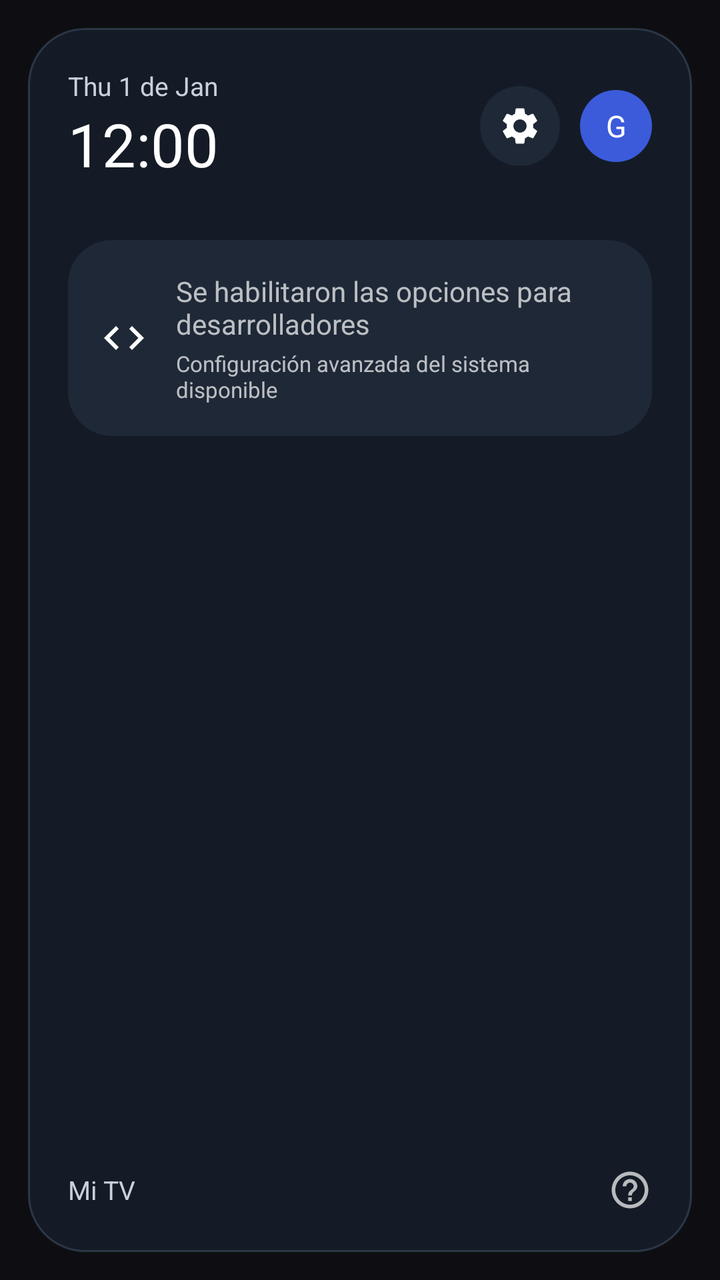
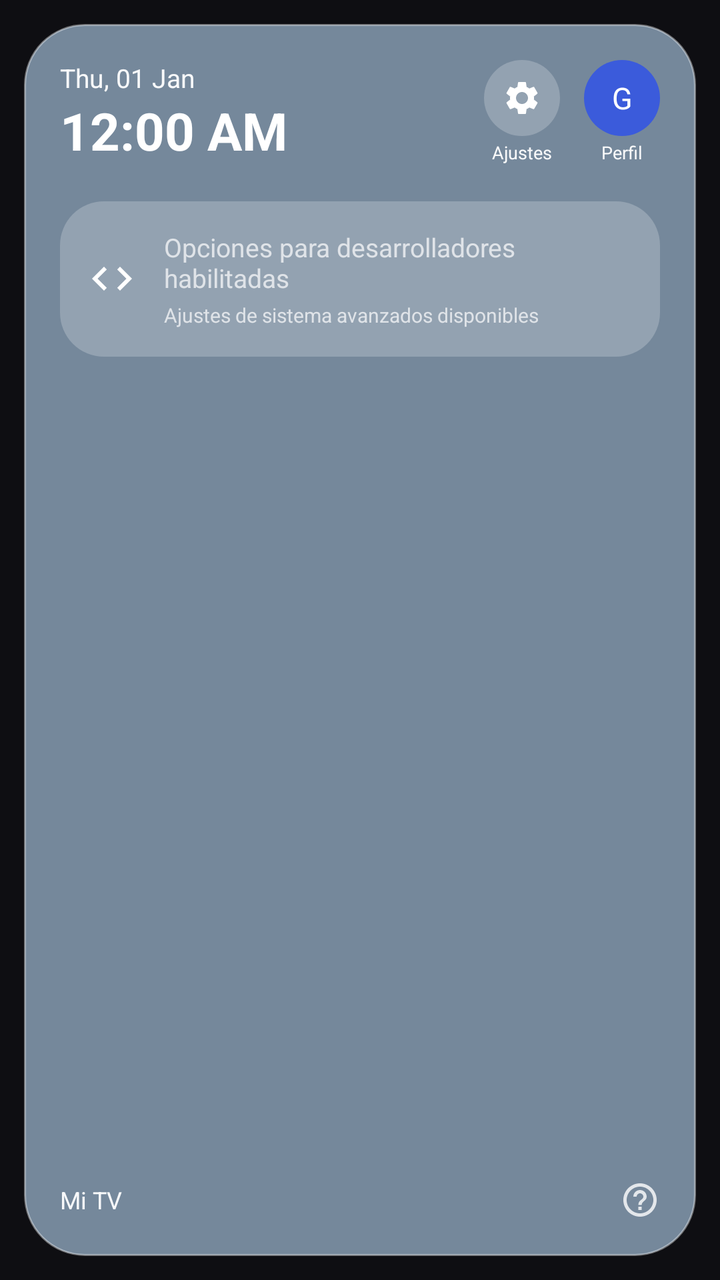

Two renders of the same Android screen: before a commit and after it. Below are the layout's source before the change and the commit's diff.
<!-- AndroidManifest.xml: application theme Theme.LauncherTV -->
<!-- res/layout/panel_quick.xml -->
<?xml version="1.0" encoding="utf-8"?>
<FrameLayout xmlns:android="http://schemas.android.com/apk/res/android"
    android:layout_width="match_parent"
    android:layout_height="match_parent"
    android:padding="14dp">

    <LinearLayout
        android:layout_width="match_parent"
        android:layout_height="match_parent"
        android:orientation="vertical"
        android:background="@drawable/qs_panel_bg"
        android:padding="20dp">

        
        <LinearLayout
            android:layout_width="match_parent"
            android:layout_height="wrap_content"
            android:orientation="horizontal"
            android:gravity="center_vertical">

            <LinearLayout
                android:layout_width="0dp"
                android:layout_height="wrap_content"
                android:layout_weight="1"
                android:orientation="vertical">

                <TextClock
                    android:layout_width="wrap_content"
                    android:layout_height="wrap_content"
                    android:format12Hour="EEE d 'de' MMM"
                    android:format24Hour="EEE d 'de' MMM"
                    android:textColor="#C9D1DC"
                    android:textSize="13sp" />

                <TextClock
                    android:layout_width="wrap_content"
                    android:layout_height="wrap_content"
                    android:format12Hour="hh:mm"
                    android:format24Hour="HH:mm"
                    android:textColor="#FFFFFF"
                    android:textSize="30sp" />
            </LinearLayout>

            <ImageView
                android:id="@+id/qsGear"
                android:layout_width="40dp"
                android:layout_height="40dp"
                android:padding="9dp"
                android:focusable="true"
                android:background="@drawable/qs_gear_bg"
                android:src="@drawable/ic_settings" />

            <TextView
                android:layout_width="36dp"
                android:layout_height="36dp"
                android:layout_marginStart="10dp"
                android:gravity="center"
                android:background="@drawable/profile_circle"
                android:text="@string/profile_letter"
                android:textColor="@color/text_primary"
                android:textSize="15sp" />
        </LinearLayout>

        
        <LinearLayout
            android:id="@+id/qsGrid"
            android:layout_width="match_parent"
            android:layout_height="wrap_content"
            android:layout_marginTop="18dp"
            android:orientation="vertical" />

        
        <LinearLayout
            android:id="@+id/qsDev"
            android:layout_width="match_parent"
            android:layout_height="wrap_content"
            android:layout_marginTop="10dp"
            android:orientation="horizontal"
            android:gravity="center_vertical"
            android:focusable="true"
            android:background="@drawable/qs_tile_bg"
            android:padding="16dp">

            <ImageView
                android:id="@+id/qsDevIcon"
                android:layout_width="24dp"
                android:layout_height="24dp"
                android:src="@drawable/ic_qs_dev" />

            <LinearLayout
                android:layout_width="0dp"
                android:layout_height="wrap_content"
                android:layout_weight="1"
                android:layout_marginStart="14dp"
                android:orientation="vertical">

                <TextView
                    android:id="@+id/qsDevTitle"
                    android:layout_width="match_parent"
                    android:layout_height="wrap_content"
                    android:text="Se habilitaron las opciones para desarrolladores"
                    android:textSize="14sp" />

                <TextView
                    android:id="@+id/qsDevSub"
                    android:layout_width="match_parent"
                    android:layout_height="wrap_content"
                    android:layout_marginTop="3dp"
                    android:text="Configuración avanzada del sistema disponible"
                    android:textSize="11sp" />
            </LinearLayout>
        </LinearLayout>

        <View
            android:layout_width="match_parent"
            android:layout_height="0dp"
            android:layout_weight="1" />

        
        <LinearLayout
            android:layout_width="match_parent"
            android:layout_height="wrap_content"
            android:orientation="horizontal"
            android:gravity="center_vertical">

            <TextView
                android:layout_width="0dp"
                android:layout_height="wrap_content"
                android:layout_weight="1"
                android:text="Mi TV"
                android:textColor="#C9D1DC"
                android:textSize="13sp" />

            <ImageView
                android:layout_width="22dp"
                android:layout_height="22dp"
                android:alpha="0.7"
                android:src="@drawable/ic_qs_help" />
        </LinearLayout>
    </LinearLayout>
</FrameLayout>
<!-- resources referenced by this layout -->
<resources>
  <color name="text_primary">#FFFFFF</color>
  <!-- drawable ic_qs_dev (drawable) -->
  <?xml version="1.0" encoding="utf-8"?>
  <vector xmlns:android="http://schemas.android.com/apk/res/android"
      android:width="24dp" android:height="24dp"
      android:viewportWidth="24" android:viewportHeight="24">
      <path android:fillColor="#FFFFFF" android:pathData="M9.4,16.6L4.8,12l4.6,-4.6L8,6l-6,6 6,6 1.4,-1.4zM14.6,16.6l4.6,-4.6 -4.6,-4.6L16,6l6,6 -6,6 -1.4,-1.4z" />
  </vector>
  <!-- drawable ic_qs_help (drawable) -->
  <?xml version="1.0" encoding="utf-8"?>
  <vector xmlns:android="http://schemas.android.com/apk/res/android"
      android:width="24dp" android:height="24dp"
      android:viewportWidth="24" android:viewportHeight="24">
      <path android:fillColor="#FFFFFF" android:pathData="M11,18h2v-2h-2v2zM12,2C6.48,2 2,6.48 2,12s4.48,10 10,10 10,-4.48 10,-10S17.52,2 12,2zM12,20c-4.41,0 -8,-3.59 -8,-8s3.59,-8 8,-8 8,3.59 8,8 -3.59,8 -8,8zM12,6c-2.21,0 -4,1.79 -4,4h2c0,-1.1 0.9,-2 2,-2s2,0.9 2,2c0,2 -3,1.75 -3,5h2c0,-2.25 3,-2.5 3,-5 0,-2.21 -1.79,-4 -4,-4z" />
  </vector>
  <!-- drawable profile_circle (drawable) -->
  <?xml version="1.0" encoding="utf-8"?>
  <selector xmlns:android="http://schemas.android.com/apk/res/android">
      <item android:state_focused="true">
          <shape android:shape="oval">
              <solid android:color="@color/profile" />
              <stroke android:width="3dp" android:color="@color/focus_border" />
          </shape>
      </item>
      <item>
          <shape android:shape="oval">
              <solid android:color="@color/profile" />
          </shape>
      </item>
  </selector>
  <!-- drawable qs_gear_bg (drawable) -->
  <?xml version="1.0" encoding="utf-8"?>
  <selector xmlns:android="http://schemas.android.com/apk/res/android">
      <item android:state_focused="true">
          <shape android:shape="oval">
              <solid android:color="#C2E7FF" />
          </shape>
      </item>
      <item>
          <shape android:shape="oval">
              <solid android:color="#1E2836" />
          </shape>
      </item>
  </selector>
  <!-- drawable qs_panel_bg (drawable) -->
  <?xml version="1.0" encoding="utf-8"?>
  <shape xmlns:android="http://schemas.android.com/apk/res/android" android:shape="rectangle">
      <solid android:color="#141B26" />
      <stroke android:width="1dp" android:color="#2B3646" />
      <corners android:radius="28dp" />
  </shape>
  <!-- drawable qs_tile_bg (drawable) -->
  <?xml version="1.0" encoding="utf-8"?>
  <selector xmlns:android="http://schemas.android.com/apk/res/android">
      <item android:state_focused="true">
          <shape android:shape="rectangle">
              <solid android:color="#C2E7FF" />
              <corners android:radius="22dp" />
          </shape>
      </item>
      <item>
          <shape android:shape="rectangle">
              <solid android:color="#1E2836" />
              <corners android:radius="22dp" />
          </shape>
      </item>
  </selector>
  <string name="profile_letter">G</string>
  <style name="Theme.LauncherTV" parent="Theme.AppCompat.NoActionBar">
          <item name="android:windowBackground">@color/bg_main</item>
          <item name="android:windowShowWallpaper">false</item>
      </style>
  <color name="profile">#3B5BDB</color>
  <color name="focus_border">#FFFFFF</color>
  <color name="bg_main">#0E0E12</color>
  <!-- unchanged entries left out for length: 1 -->
</resources>

<!-- the commit's change to res/layout/panel_quick.xml (unified diff, before → after) -->
@@ -2,21 +2,20 @@
 <FrameLayout xmlns:android="http://schemas.android.com/apk/res/android"
     android:layout_width="match_parent"
     android:layout_height="match_parent"
-    android:padding="14dp">
+    android:padding="12dp">
 
     <LinearLayout
         android:layout_width="match_parent"
         android:layout_height="match_parent"
         android:orientation="vertical"
         android:background="@drawable/qs_panel_bg"
-        android:padding="20dp">
+        android:padding="18dp">
 
         
         <LinearLayout
             android:layout_width="match_parent"
             android:layout_height="wrap_content"
-            android:orientation="horizontal"
-            android:gravity="center_vertical">
+            android:orientation="horizontal">
 
             <LinearLayout
                 android:layout_width="0dp"
@@ -27,99 +26,139 @@
                 <TextClock
                     android:layout_width="wrap_content"
                     android:layout_height="wrap_content"
-                    android:format12Hour="EEE d 'de' MMM"
-                    android:format24Hour="EEE d 'de' MMM"
-                    android:textColor="#C9D1DC"
+                    android:format12Hour="EEE, dd MMM"
+                    android:format24Hour="EEE, dd MMM"
+                    android:textColor="#F2FFFFFF"
                     android:textSize="13sp" />
 
                 <TextClock
                     android:layout_width="wrap_content"
                     android:layout_height="wrap_content"
-                    android:format12Hour="hh:mm"
+                    android:format12Hour="h:mm a"
                     android:format24Hour="HH:mm"
                     android:textColor="#FFFFFF"
-                    android:textSize="30sp" />
+                    android:textSize="26sp"
+                    android:textStyle="bold" />
             </LinearLayout>
 
-            <ImageView
-                android:id="@+id/qsGear"
-                android:layout_width="40dp"
-                android:layout_height="40dp"
-                android:padding="9dp"
-                android:focusable="true"
-                android:background="@drawable/qs_gear_bg"
-                android:src="@drawable/ic_settings" />
+            <LinearLayout
+                android:layout_width="wrap_content"
+                android:layout_height="wrap_content"
+                android:orientation="vertical"
+                android:gravity="center_horizontal">
 
-            <TextView
-                android:layout_width="36dp"
-                android:layout_height="36dp"
-                android:layout_marginStart="10dp"
-                android:gravity="center"
-                android:background="@drawable/profile_circle"
-                android:text="@string/profile_letter"
-                android:textColor="@color/text_primary"
-                android:textSize="15sp" />
+                <ImageView
+                    android:id="@+id/qsGear"
+                    android:layout_width="38dp"
+                    android:layout_height="38dp"
+                    android:padding="9dp"
+                    android:focusable="true"
+                    android:background="@drawable/qs_gear_bg"
+                    android:src="@drawable/ic_settings" />
+
+                <TextView
+                    android:layout_width="wrap_content"
+                    android:layout_height="wrap_content"
+                    android:layout_marginTop="2dp"
+                    android:text="Ajustes"
+                    android:textColor="#F2FFFFFF"
+                    android:textSize="9sp" />
+            </LinearLayout>
+
+            <LinearLayout
+                android:layout_width="wrap_content"
+                android:layout_height="wrap_content"
+                android:layout_marginStart="12dp"
+                android:orientation="vertical"
+                android:gravity="center_horizontal">
+
+                <TextView
+                    android:layout_width="38dp"
+                    android:layout_height="38dp"
+                    android:gravity="center"
+                    android:background="@drawable/profile_circle"
+                    android:text="@string/profile_letter"
+                    android:textColor="@color/text_primary"
+                    android:textSize="15sp" />
+
+                <TextView
+                    android:layout_width="wrap_content"
+                    android:layout_height="wrap_content"
+                    android:layout_marginTop="2dp"
+                    android:text="Perfil"
+                    android:textColor="#F2FFFFFF"
+                    android:textSize="9sp" />
+            </LinearLayout>
         </LinearLayout>
 
         
-        <LinearLayout
-            android:id="@+id/qsGrid"
+        <ScrollView
             android:layout_width="match_parent"
-            android:layout_height="wrap_content"
-            android:layout_marginTop="18dp"
-            android:orientation="vertical" />
-
-        
-        <LinearLayout
-            android:id="@+id/qsDev"
-            android:layout_width="match_parent"
-            android:layout_height="wrap_content"
-            android:layout_marginTop="10dp"
-            android:orientation="horizontal"
-            android:gravity="center_vertical"
-            android:focusable="true"
-            android:background="@drawable/qs_tile_bg"
-            android:padding="16dp">
-
-            <ImageView
-                android:id="@+id/qsDevIcon"
-                android:layout_width="24dp"
-                android:layout_height="24dp"
-                android:src="@drawable/ic_qs_dev" />
+            android:layout_height="0dp"
+            android:layout_weight="1"
+            android:layout_marginTop="14dp"
+            android:clipToPadding="false"
+            android:scrollbars="none">
 
             <LinearLayout
-                android:layout_width="0dp"
+                android:layout_width="match_parent"
                 android:layout_height="wrap_content"
-                android:layout_weight="1"
-                android:layout_marginStart="14dp"
                 android:orientation="vertical">
 
-                <TextView
-                    android:id="@+id/qsDevTitle"
+                <LinearLayout
+                    android:id="@+id/qsGrid"
                     android:layout_width="match_parent"
                     android:layout_height="wrap_content"
-                    android:text="Se habilitaron las opciones para desarrolladores"
-                    android:textSize="14sp" />
+                    android:orientation="vertical" />
 
-                <TextView
-                    android:id="@+id/qsDevSub"
+                <LinearLayout
+                    android:id="@+id/qsDev"
                     android:layout_width="match_parent"
                     android:layout_height="wrap_content"
-                    android:layout_marginTop="3dp"
-                    android:text="Configuración avanzada del sistema disponible"
-                    android:textSize="11sp" />
+                    android:layout_marginTop="4dp"
+                    android:orientation="horizontal"
+                    android:gravity="center_vertical"
+                    android:focusable="true"
+                    android:background="@drawable/qs_tile_bg"
+                    android:padding="14dp">
+
+                    <ImageView
+                        android:id="@+id/qsDevIcon"
+                        android:layout_width="24dp"
+                        android:layout_height="24dp"
+                        android:src="@drawable/ic_qs_dev" />
+
+                    <LinearLayout
+                        android:layout_width="0dp"
+                        android:layout_height="wrap_content"
+                        android:layout_weight="1"
+                        android:layout_marginStart="14dp"
+                        android:orientation="vertical">
+
+                        <TextView
+                            android:id="@+id/qsDevTitle"
+                            android:layout_width="match_parent"
+                            android:layout_height="wrap_content"
+                            android:text="Opciones para desarrolladores habilitadas"
+                            android:textSize="13sp" />
+
+                        <TextView
+                            android:id="@+id/qsDevSub"
+                            android:layout_width="match_parent"
+                            android:layout_height="wrap_content"
+                            android:layout_marginTop="3dp"
+                            android:text="Ajustes de sistema avanzados disponibles"
+                            android:textSize="10sp" />
+                    </LinearLayout>
+                </LinearLayout>
             </LinearLayout>
-        </LinearLayout>
-
-        <View
-            android:layout_width="match_parent"
-            android:layout_height="0dp"
-            android:layout_weight="1" />
+        </ScrollView>
 
         
         <LinearLayout
             android:layout_width="match_parent"
             android:layout_height="wrap_content"
+            android:layout_marginTop="8dp"
             android:orientation="horizontal"
             android:gravity="center_vertical">
 
@@ -128,13 +167,13 @@
                 android:layout_height="wrap_content"
                 android:layout_weight="1"
                 android:text="Mi TV"
-                android:textColor="#C9D1DC"
-                android:textSize="13sp" />
+                android:textColor="#F2FFFFFF"
+                android:textSize="12sp" />
 
             <ImageView
-                android:layout_width="22dp"
-                android:layout_height="22dp"
-                android:alpha="0.7"
+                android:layout_width="20dp"
+                android:layout_height="20dp"
+                android:alpha="0.8"
                 android:src="@drawable/ic_qs_help" />
         </LinearLayout>
     </LinearLayout>
<!-- resource entries referenced after the edit -->
@@ -35,34 +35,34 @@
   <selector xmlns:android="http://schemas.android.com/apk/res/android">
       <item android:state_focused="true">
           <shape android:shape="oval">
-              <solid android:color="#C2E7FF" />
+              <solid android:color="#F5FFFFFF" />
           </shape>
       </item>
       <item>
           <shape android:shape="oval">
-              <solid android:color="#1E2836" />
+              <solid android:color="#38FFFFFF" />
           </shape>
       </item>
   </selector>
   <!-- drawable qs_panel_bg (drawable) -->
   <?xml version="1.0" encoding="utf-8"?>
   <shape xmlns:android="http://schemas.android.com/apk/res/android" android:shape="rectangle">
-      <solid android:color="#141B26" />
-      <stroke android:width="1dp" android:color="#2B3646" />
-      <corners android:radius="28dp" />
+      <solid android:color="#EB7E93A8" />
+      <stroke android:width="1dp" android:color="#66FFFFFF" />
+      <corners android:radius="30dp" />
   </shape>
   <!-- drawable qs_tile_bg (drawable) -->
   <?xml version="1.0" encoding="utf-8"?>
   <selector xmlns:android="http://schemas.android.com/apk/res/android">
       <item android:state_focused="true">
           <shape android:shape="rectangle">
-              <solid android:color="#C2E7FF" />
+              <solid android:color="#F5FFFFFF" />
               <corners android:radius="22dp" />
           </shape>
       </item>
       <item>
           <shape android:shape="rectangle">
-              <solid android:color="#1E2836" />
+              <solid android:color="#38FFFFFF" />
               <corners android:radius="22dp" />
           </shape>
       </item>
